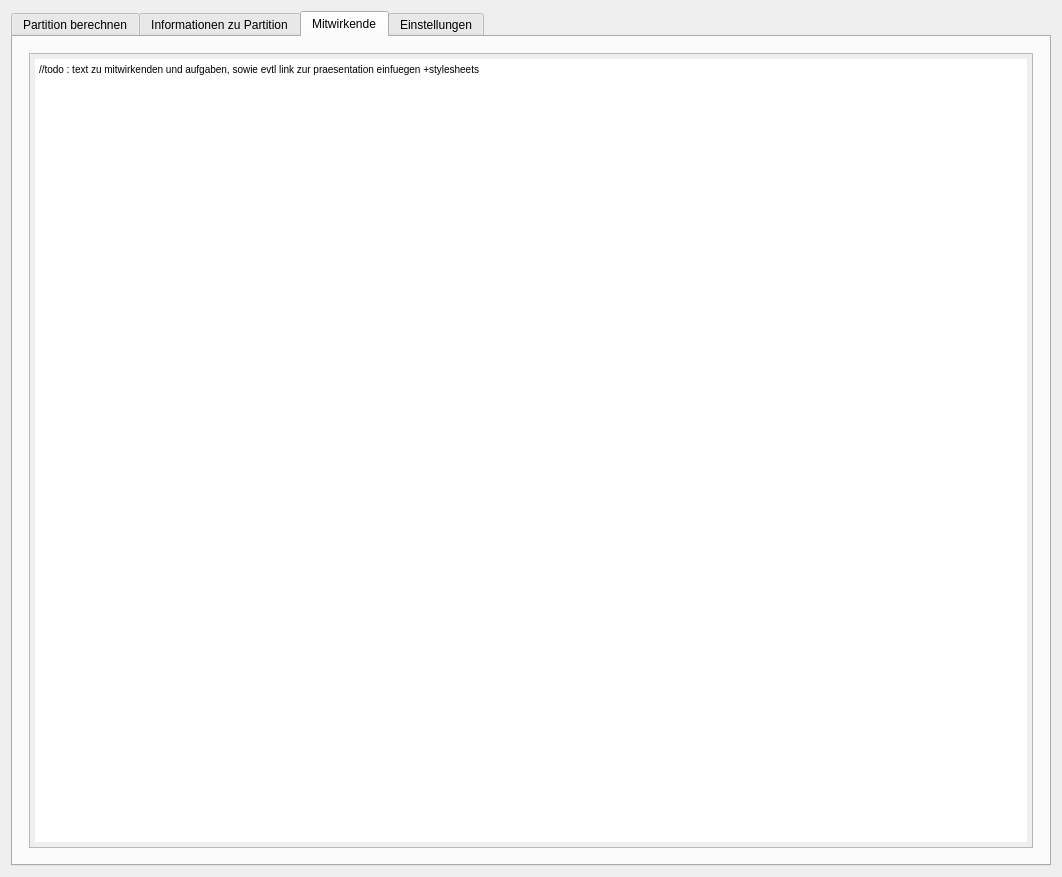
Qt form GUI/mainwindow.ui (Makozer/NpPartitionManager) before a commit.
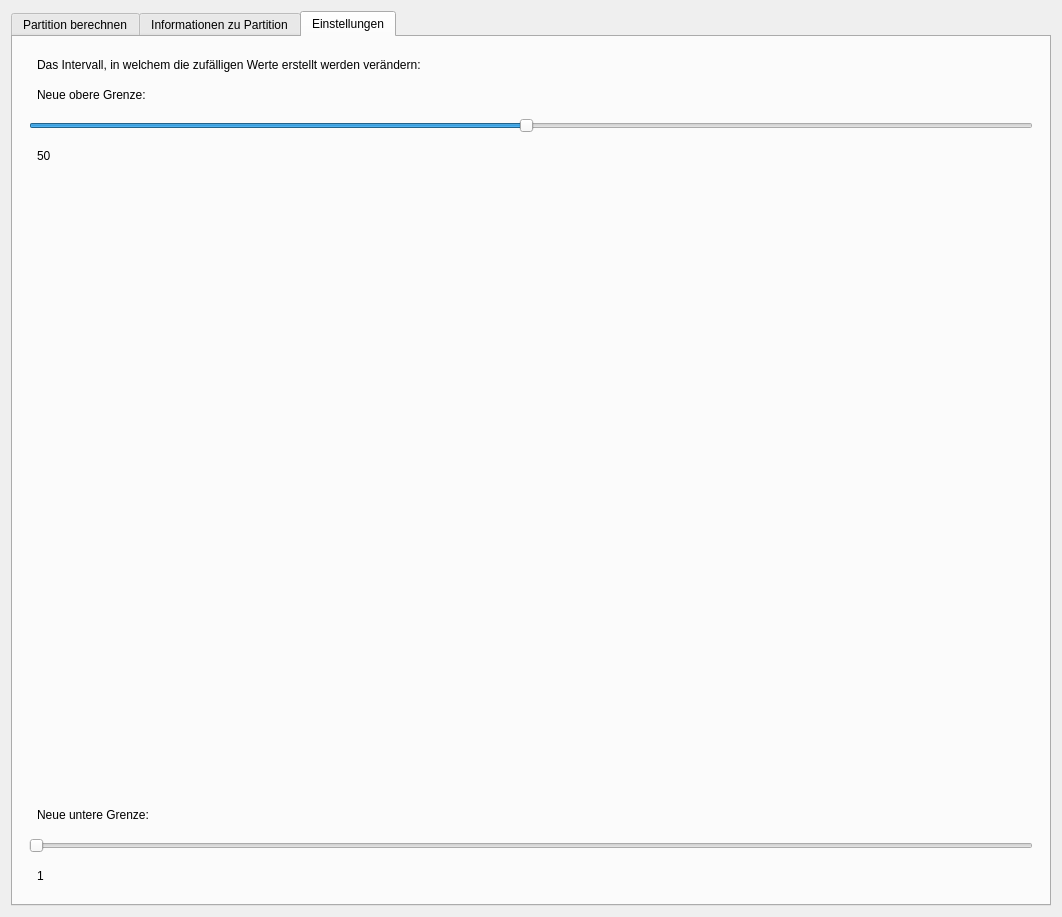
The same form after that commit. The open tabs and pages were chosen to show the change. Custom widgets are drawn as their Qt base class.

```diff
--- a/GUI/mainwindow.ui
+++ b/GUI/mainwindow.ui
@@ -7,7 +7,7 @@
     <x>0</x>
     <y>0</y>
     <width>1062</width>
-    <height>877</height>
+    <height>917</height>
    </rect>
   </property>
   <property name="windowTitle">
@@ -478,28 +478,6 @@
         </item>
        </layout>
       </widget>
-      <widget class="QWidget" name="tab_credits">
-       <attribute name="title">
-        <string>Mitwirkende</string>
-       </attribute>
-       <layout class="QVBoxLayout" name="verticalLayout_4">
-        <item>
-         <widget class="QTextEdit" name="textEdit_mitwirkende">
-          <property name="readOnly">
-           <bool>true</bool>
-          </property>
-          <property name="html">
-           <string>&lt;!DOCTYPE HTML PUBLIC &quot;-//W3C//DTD HTML 4.0//EN&quot; &quot;http://www.w3.org/TR/REC-html40/strict.dtd&quot;&gt;
-&lt;html&gt;&lt;head&gt;&lt;meta name=&quot;qrichtext&quot; content=&quot;1&quot; /&gt;&lt;style type=&quot;text/css&quot;&gt;
-p, li { white-space: pre-wrap; }
-&lt;/style&gt;&lt;/head&gt;&lt;body style=&quot; font-family:'MS Shell Dlg 2'; font-size:10pt; font-weight:400; font-style:normal;&quot;&gt;
-&lt;p style=&quot; margin-top:0px; margin-bottom:0px; margin-left:0px; margin-right:0px; -qt-block-indent:0; text-indent:0px;&quot;&gt;&lt;span style=&quot; font-size:7.8pt;&quot;&gt;//todo : text zu mitwirkenden und aufgaben, sowie evtl link zur praesentation einfuegen +stylesheets&lt;/span&gt;&lt;/p&gt;
-&lt;p style=&quot;-qt-paragraph-type:empty; margin-top:0px; margin-bottom:0px; margin-left:0px; margin-right:0px; -qt-block-indent:0; text-indent:0px; font-size:7.8pt;&quot;&gt;&lt;br /&gt;&lt;/p&gt;&lt;/body&gt;&lt;/html&gt;</string>
-          </property>
-         </widget>
-        </item>
-       </layout>
-      </widget>
       <widget class="QWidget" name="tab_einstellungen">
        <attribute name="title">
         <string>Einstellungen</string>
```
Left out of the diff: 3 changed lines with no effect on the pictures.
